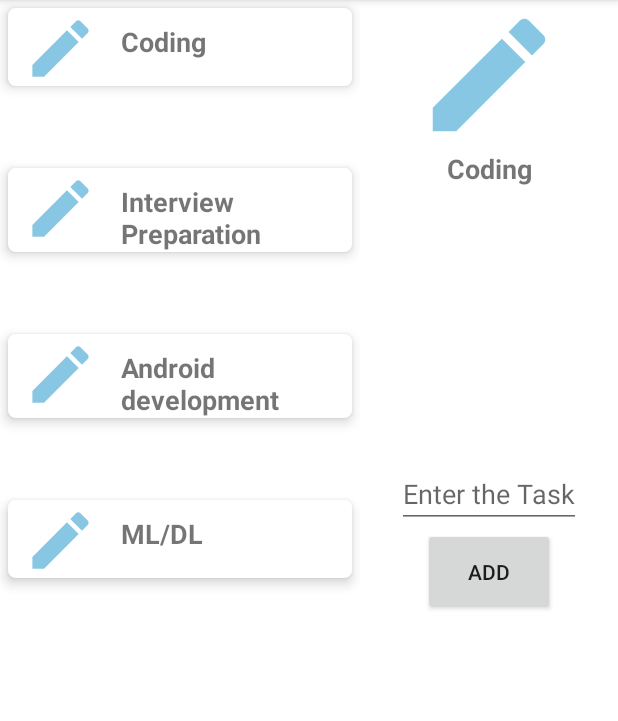
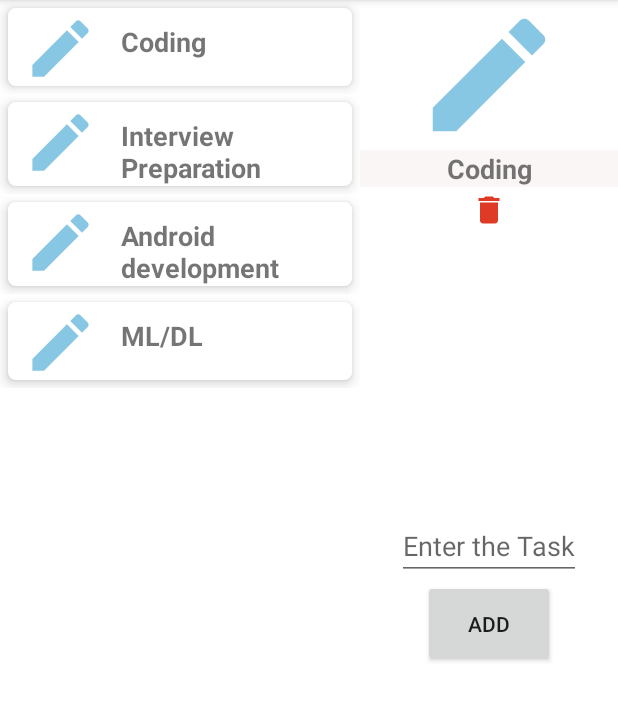
Before and after one commit to TapanManu/ToDo, an Android app: the screen it shows after launch (MainActivity), on a phone screen of 412 x 824 dp, the part 84-805 px from its top. Run offline under Robolectric (Android 15) with nearby library versions, the phone set to English and light mode, and no system bars.

Commit message:
"Phase 2 Completed"

```diff
--- a/app/src/main/java/com/example/study/TodoAdapter.java
+++ b/app/src/main/java/com/example/study/TodoAdapter.java
@@ -5,6 +5,7 @@ import android.util.Log;
 import android.view.LayoutInflater;
 import android.view.View;
 import android.view.ViewGroup;
+import android.widget.ImageButton;
 import android.widget.TextView;
 import android.widget.Toast;
 
@@ -34,9 +35,11 @@ public class TodoAdapter extends RecyclerView.Adapter<TodoAdapter.ViewHolder>{
     public class ViewHolder extends RecyclerView.ViewHolder{
 
         TextView taskview;
+        ImageButton del;
         public ViewHolder(@NonNull View itemView) {
             super(itemView);
             taskview = (TextView) itemView.findViewById(R.id.tvTask1);
+
             itemView.setOnClickListener(new View.OnClickListener() {
                 @Override
                 public void onClick(View view) {
@@ -59,6 +62,8 @@ public class TodoAdapter extends RecyclerView.Adapter<TodoAdapter.ViewHolder>{
         viewHolder.itemView.setTag(tasks.get(i));
         viewHolder.taskview.setText(tasks.get(i).getTask());
 
+
+
         //viewHolder.tvTask.setText("hello");
     }
 
--- a/app/src/main/res/layout/activity_main.xml
+++ b/app/src/main/res/layout/activity_main.xml
@@ -38,7 +38,7 @@
             android:name="com.example.study.DetailFrag"
             android:layout_width="match_parent"
             android:layout_height="0dp"
-            android:layout_weight="2"
+            android:layout_weight="4"
             tools:layout="@layout/fragment_detail" />
 
         <fragment
@@ -46,7 +46,7 @@
             android:name="com.example.study.AddTask"
             android:layout_width="match_parent"
             android:layout_height="0dp"
-            android:layout_weight="3"
+            android:layout_weight="5"
             tools:layout="@layout/fragment_add_task" />
 
     </LinearLayout>
--- a/app/src/main/res/layout/fragment_detail.xml
+++ b/app/src/main/res/layout/fragment_detail.xml
@@ -22,9 +22,19 @@
         android:id="@+id/tvTask"
         android:layout_width="match_parent"
         android:layout_height="wrap_content"
+        android:background="#FAF6F6"
         android:gravity="center_horizontal"
         android:textIsSelectable="false"
         android:textSize="18sp"
         android:textStyle="bold" />
 
+    <ImageButton
+        android:id="@+id/del"
+        android:layout_width="30dp"
+        android:layout_height="30dp"
+        android:layout_gravity="center_horizontal"
+        android:background="#FFFFFF"
+        android:contentDescription="@string/delete"
+        android:src="@drawable/delete" />
+
 </LinearLayout>
--- a/app/src/main/res/layout/row_layout.xml
+++ b/app/src/main/res/layout/row_layout.xml
@@ -43,18 +43,4 @@
 
     </androidx.cardview.widget.CardView>
 
-    <LinearLayout
-        android:id="@+id/dellayout"
-        android:layout_width="match_parent"
-        android:layout_height="match_parent"
-        android:orientation="vertical">
-
-        <ImageButton
-            android:id="@+id/del"
-            android:layout_width="wrap_content"
-            android:layout_height="wrap_content"
-            android:layout_marginLeft="350dp"
-            app:srcCompat="@drawable/delete" />
-    </LinearLayout>
-
 </LinearLayout>
--- a/app/src/main/res/values/strings.xml
+++ b/app/src/main/res/values/strings.xml
@@ -13,4 +13,5 @@
     <string name="add">Add</string>
     <string name="task_appears_here">Task appears here</string>
     <string name="todo">TODO</string>
+    <string name="delete">delete</string>
 </resources>
```
Also changed, not shown: app/src/main/java/com/example/study/MainActivity.java (+14 -0 lines), app/src/main/java/com/example/study/ToDoApplicationClass.java (+14 -0 lines).
